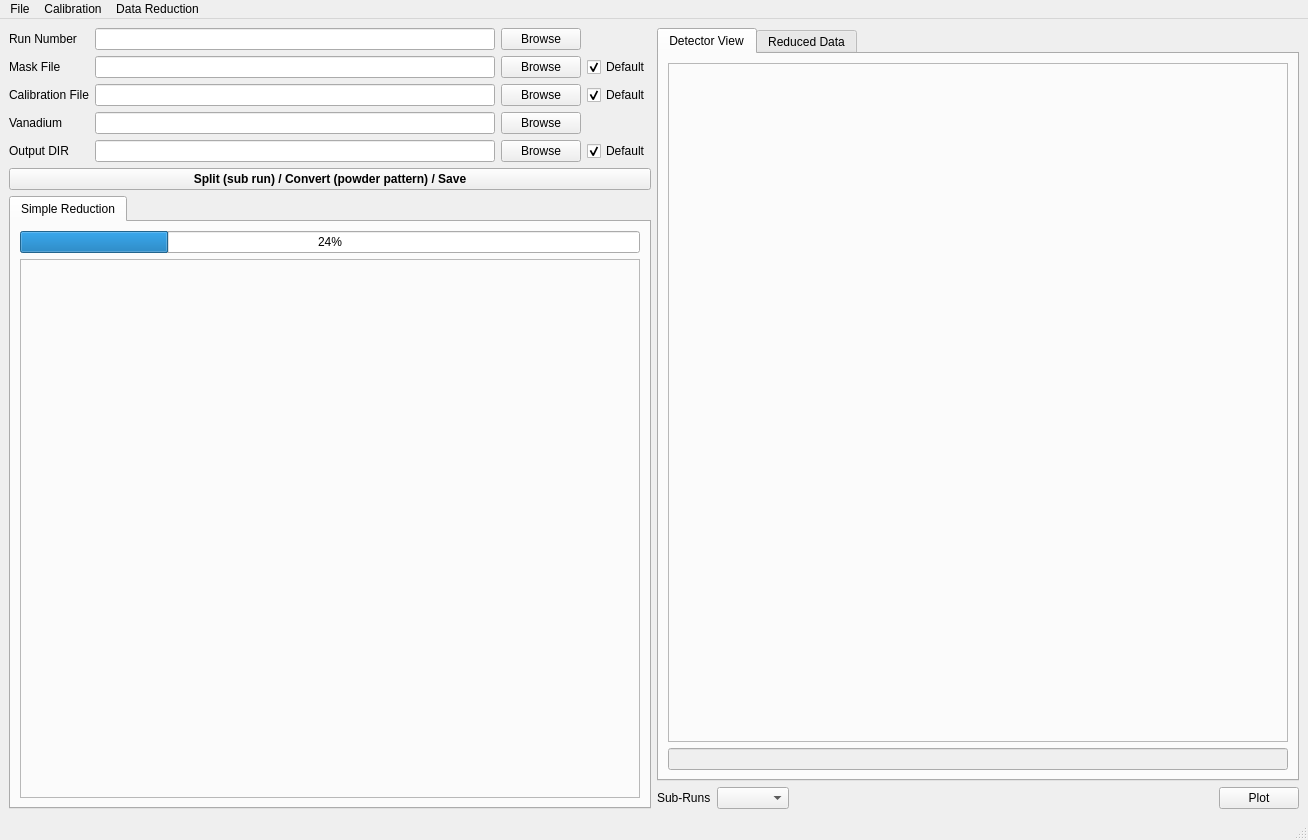
First picture: the form in pyrs/interface/designer/manualreductionwindow.ui, repository neutrons/PyRS, before the edit.
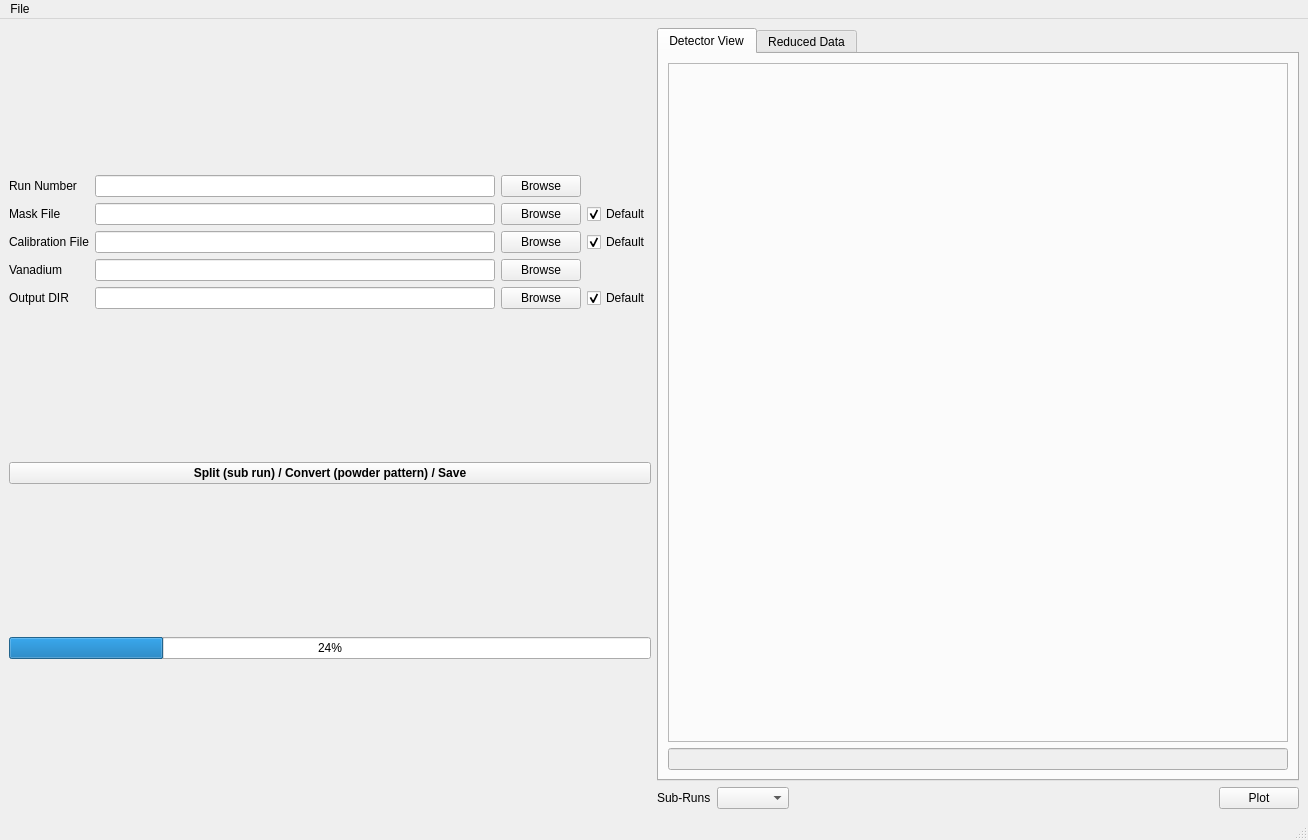
Second picture: the form after the edit.

Commit message: Cleanup manual reduction

What changed in the file:
```diff
--- a/pyrs/interface/designer/manualreductionwindow.ui
+++ b/pyrs/interface/designer/manualreductionwindow.ui
@@ -183,47 +183,10 @@
        </layout>
       </item>
       <item>
-       <widget class="QTabWidget" name="tabWidget_reduceRuns">
-        <property name="currentIndex">
-         <number>0</number>
+       <widget class="QProgressBar" name="progressBar">
+        <property name="value">
+         <number>24</number>
         </property>
-        <widget class="QWidget" name="Simple_Reduction">
-         <attribute name="title">
-          <string>Simple Reduction</string>
-         </attribute>
-         <layout class="QVBoxLayout" name="verticalLayout_6">
-          <item>
-           <layout class="QVBoxLayout" name="verticalLayout_3">
-            <item>
-             <layout class="QHBoxLayout" name="horizontalLayout_4"/>
-            </item>
-            <item>
-             <widget class="QProgressBar" name="progressBar">
-              <property name="value">
-               <number>24</number>
-              </property>
-             </widget>
-            </item>
-            <item>
-             <widget class="QFrame" name="frame_subRunInfoTable">
-              <property name="sizePolicy">
-               <sizepolicy hsizetype="Preferred" vsizetype="Expanding">
-                <horstretch>0</horstretch>
-                <verstretch>0</verstretch>
-               </sizepolicy>
-              </property>
-              <property name="frameShape">
-               <enum>QFrame::StyledPanel</enum>
-              </property>
-              <property name="frameShadow">
-               <enum>QFrame::Raised</enum>
-              </property>
-             </widget>
-            </item>
-           </layout>
-          </item>
-         </layout>
-        </widget>
        </widget>
       </item>
      </layout>
@@ -343,22 +306,7 @@
     <addaction name="separator"/>
     <addaction name="actionQuit"/>
    </widget>
-   <widget class="QMenu" name="menuEdit">
-    <property name="title">
-     <string>Calibration</string>
-    </property>
-    <addaction name="actionEdit_Calibrations"/>
-    <addaction name="actionFix_Calibrations"/>
-   </widget>
-   <widget class="QMenu" name="menuData_Reduction">
-    <property name="title">
-     <string>Data Reduction</string>
-    </property>
-    <addaction name="actionLoad_Instrument"/>
-   </widget>
    <addaction name="menuQuit"/>
-   <addaction name="menuEdit"/>
-   <addaction name="menuData_Reduction"/>
   </widget>
   <widget class="QStatusBar" name="statusbar"/>
   <action name="actionQuit">
```
Left out of the diff: 6 changed lines with no effect on the pictures. The commit also changes 3 other files.
